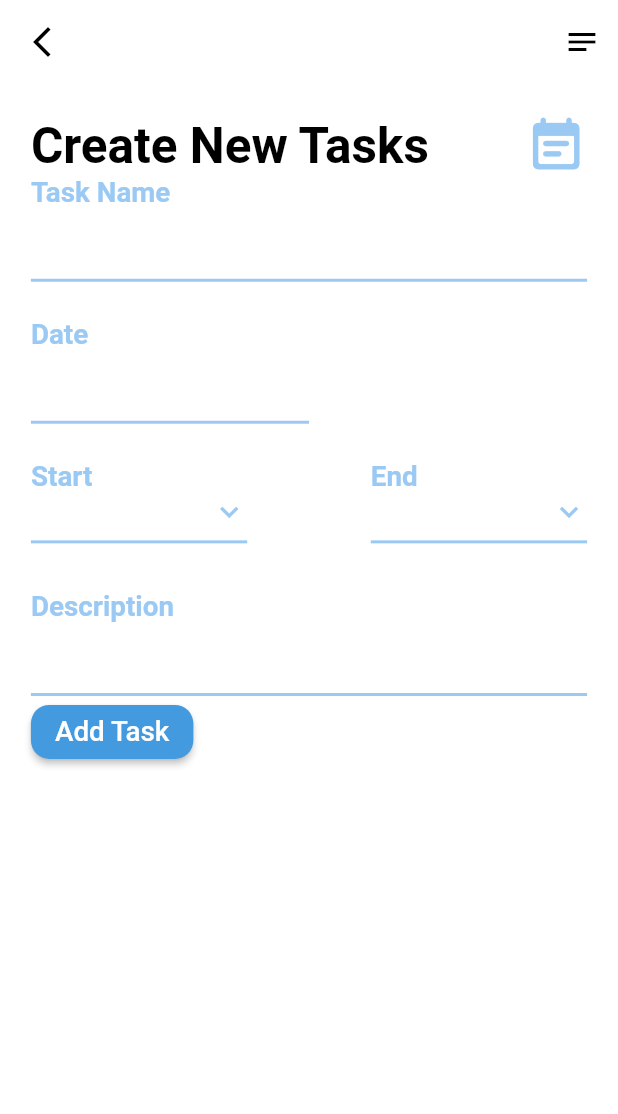
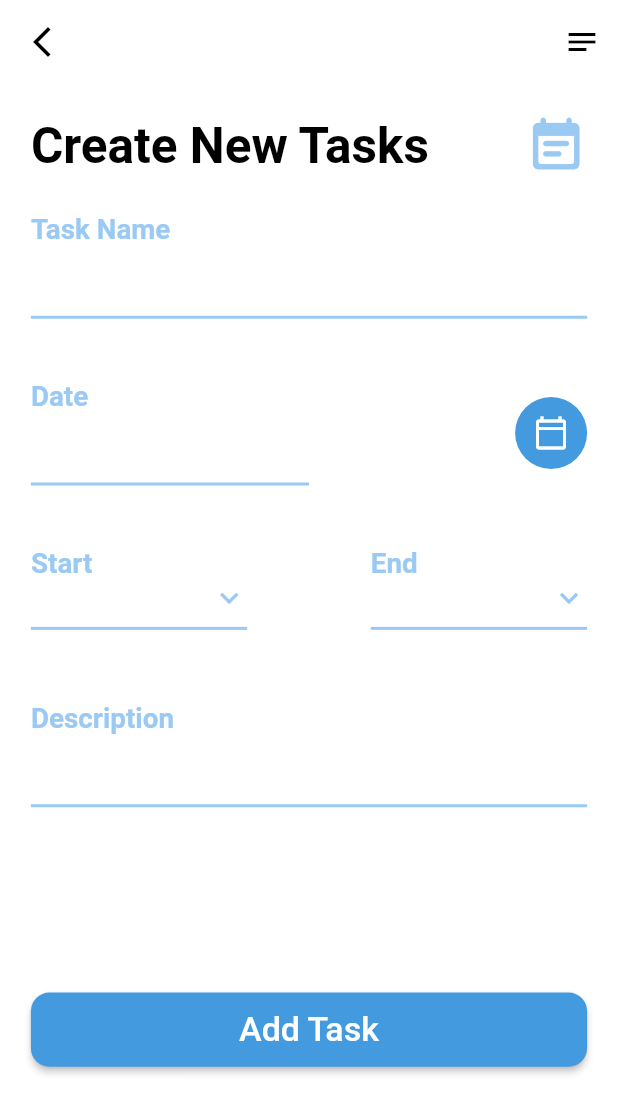
Before and after one commit to nabawyhussein/tasks_app_min, a Flutter app: the screen it shows after launch, after a tap on the "add" icon, on a phone screen of 412 x 824 dp. Shown: the top 1114 px of the screen. Run offline on Flutter 3.47's test engine with Material 2 defaults, Android fonts, the phone set to English and light mode, and no system bars; drawn by our look-alikes of date_time_picker; our stand-ins replace bloc, flutter_bloc, fluttertoast.

Commit message:
CreateTaskScreen

```diff
--- a/lib/presentation/common_widget/build_button_widget.dart
+++ b/lib/presentation/common_widget/build_button_widget.dart
@@ -29,10 +29,16 @@ class BuildButtonWidget extends StatelessWidget {
           )
       ),
       onPressed: onPressed,
-      child: Text(txt,
-          style: TextStyle(
-              color:Colors.white,
-              fontSize: AppSize.size(context).width * .045)),
+      child: Container(
+        alignment: Alignment.center,
+        width: AppSize.size(context).width,
+        height: AppSize.size(context).height*0.06,
+        child: Text(txt,
+            textAlign: TextAlign.center,
+            style: TextStyle(
+                color:Colors.white,
+                fontSize: AppSize.size(context).width * .055)),
+      ),
     );
   }
 }
--- a/lib/presentation/main_screens/add_task_screen/add_task_screen.dart
+++ b/lib/presentation/main_screens/add_task_screen/add_task_screen.dart
@@ -38,7 +38,8 @@ class CreateTaskScreen extends StatelessWidget {
 
         },)],
       ),
-      body:Form(
+      body:SingleChildScrollView(
+        child: Form(
           //final FormState? form = formKeyPublish.currentState;
           key: createTaskFormKey,
           child: Column(
@@ -63,12 +64,29 @@ class CreateTaskScreen extends StatelessWidget {
                         )
                       ],
                     ),
+                    SizedBox(height: AppSize.size(context).height*0.03,),
                     BuildTextField(controller: taskNameController,headerTxt: "Task Name",),
-                  SizedBox(height: AppSize.size(context).height*0.03,),
+                    SizedBox(height: AppSize.size(context).height*0.05,),
+                    Row(
+                      mainAxisAlignment: MainAxisAlignment.spaceBetween,
+                      children: [
                         BuildDatePicker(textController: taskDateController,headerTxt: "Date",
                         width: AppSize.size(context).width*0.45,
                         ),
-                  SizedBox(height: AppSize.size(context).height*0.03,),
+                        Container(
+                          height: AppSize.size(context).height*0.06,
+                          decoration: BoxDecoration(
+                            color: ColorManger.primary,
+                            shape: BoxShape.circle,
+                          ),
+                          child: IconButton(icon: const
+                          Icon(Icons.calendar_today_outlined,color: Colors.white,
+                          ), onPressed: () {
+                          },),
+                        ),
+                      ],
+                    ),
+                    SizedBox(height: AppSize.size(context).height*0.05,),
                     Row(
                       mainAxisAlignment: MainAxisAlignment.spaceBetween,
                       children: [
@@ -82,9 +100,10 @@ class CreateTaskScreen extends StatelessWidget {
                         ),
                       ],
                     ),
-                  SizedBox(height: AppSize.size(context).height*0.03,),
+                    SizedBox(height: AppSize.size(context).height*0.05,),
                     BuildTextField(controller: taskDescriptionController,
                       headerTxt: "Description",),
+                    SizedBox(height: AppSize.size(context).height*0.15,),
                     BuildButtonWidget(txt: 'Add Task',
                     onPressed: (){
                       final FormState? form = createTaskFormKey.currentState;
@@ -106,6 +125,8 @@ class CreateTaskScreen extends StatelessWidget {
                               taskStartTime: taskTimeStartController.text,
                               taskCategory: "");
                          addTask.addTask(newTaskVm);
+                          Navigator.of(context).pop();
+                          createToast("TaskCreated Successfully");
                         }
                       }
                     },
@@ -117,6 +138,7 @@ class CreateTaskScreen extends StatelessWidget {
             ],
           ),
         ),
+      ),
     );
   }
 }
--- a/lib/presentation/main_screens/tasks_home_screen/tasks_home_screen.dart
+++ b/lib/presentation/main_screens/tasks_home_screen/tasks_home_screen.dart
@@ -1,5 +1,7 @@
 import 'package:flutter/material.dart';
+import 'package:flutter_bloc/flutter_bloc.dart';
 import 'package:intl/intl.dart';
+import 'package:taskmina/bloc/user_tasks_cubit/tasks_operations_cubit.dart';
 import 'package:taskmina/presentation/common_widget/build_text.dart';
 import 'package:taskmina/presentation/main_screens/add_task_screen/add_task_screen.dart';
 import 'package:taskmina/presentation/main_screens/tasks_home_screen/widgets/curved_container_widget_builder.dart';
@@ -24,16 +26,31 @@ class TasksHomeScreen extends StatelessWidget {
           children: [
             headerWidget(context),
             const BuildCurcvedContainer(),
-            Expanded(
-              child: ListView.builder(
+            BlocBuilder<TasksOperationsCubit, TasksOperationsState>(
+  builder: (context, state) {
+    TasksOperationsCubit tasksCubit = BlocProvider.of<TasksOperationsCubit>(context);
+    return Expanded(
+              child:
+              tasksCubit.tasksList.isEmpty?
+                  Center(
+                    child: BuildText(
+                      txt: "No Tasks Yet",
+                      color: Colors.white,
+                      fontSize: AppSize.size(context).width*0.06,
+                      fontWeight: FontWeight.w600,),
+                  )
+                  :
+              ListView.builder(
                   shrinkWrap: true,
                   physics: const ClampingScrollPhysics(),
                   padding: EdgeInsets.zero,
-                  itemCount: 20,
+                  itemCount: tasksCubit.tasksList.length,
                   itemBuilder: (context, index) {
-                    return  TaskWidgetItemBuilder();
+                    return  TaskWidgetItemBuilder(taskModel: tasksCubit.tasksList[index],);
                   }),
-            )
+            );
+  },
+)
 
           ],
         ),
--- a/lib/presentation/main_screens/tasks_home_screen/widgets/task_item_widget_builder.dart
+++ b/lib/presentation/main_screens/tasks_home_screen/widgets/task_item_widget_builder.dart
@@ -1,12 +1,13 @@
 import 'package:flutter/material.dart';
+import 'package:taskmina/models/task_model_vm.dart';
 
 import '../../../common_widget/build_text.dart';
 import '../../../resources/app_size_res.dart';
 import '../../../resources/color_manger.dart';
 
 class TaskWidgetItemBuilder extends StatelessWidget {
-  const TaskWidgetItemBuilder({Key? key}) : super(key: key);
-
+  TaskWidgetItemBuilder({Key? key,required this.taskModel}) : super(key: key);
+  TaskModel taskModel;
   @override
   Widget build(BuildContext context) {
     return Column(
@@ -36,12 +37,12 @@ class TaskWidgetItemBuilder extends StatelessWidget {
                   crossAxisAlignment: CrossAxisAlignment.start,
                   children: [
                     BuildText(
-                      txt: 'Team Meating',
+                      txt: taskModel.taskName,
                       fontSize: AppSize.size(context).width*0.06,
                       fontWeight: FontWeight.w600,),
                     Expanded(
                       child: BuildText(
-                        txt: "desc mainAxis Alignment: MainAxis Alignme nt.center mainAxisAli gnment: MainAxis Alignme nt.center",
+                        txt: taskModel.taskDescription,
                         fontSize: AppSize.size(context).width*0.035,
                         color: ColorManger.primarySecondColor,
                         fontWeight: FontWeight.w600,),
@@ -67,7 +68,7 @@ class TaskWidgetItemBuilder extends StatelessWidget {
               ),
             ),
             child: BuildText(
-              txt: '10 :00 AM',
+              txt: taskModel.taskStartTime,
               fontSize: AppSize.size(context).width*0.04,
               fontWeight: FontWeight.bold,
               color: Colors.white,
```
Lines whose indentation alone changed are shown as unchanged.
